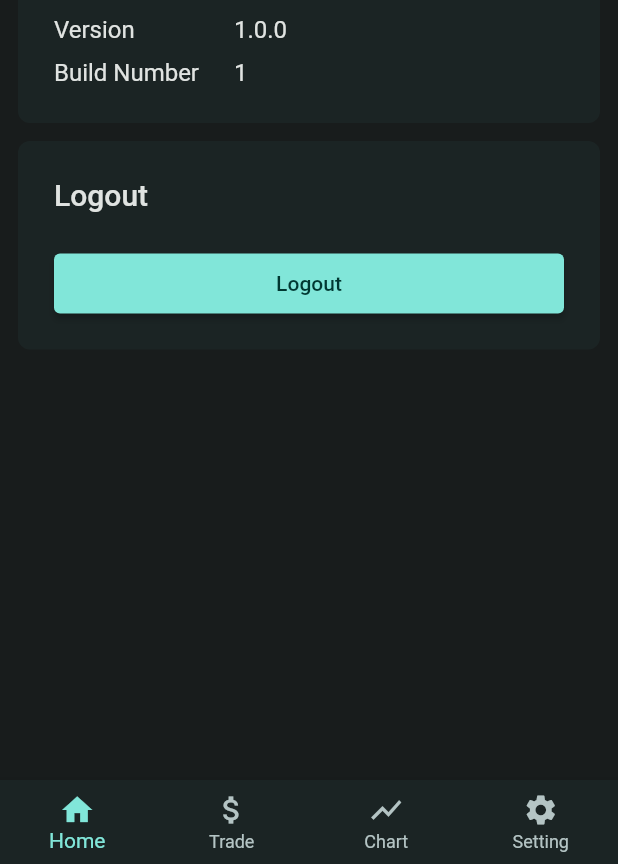
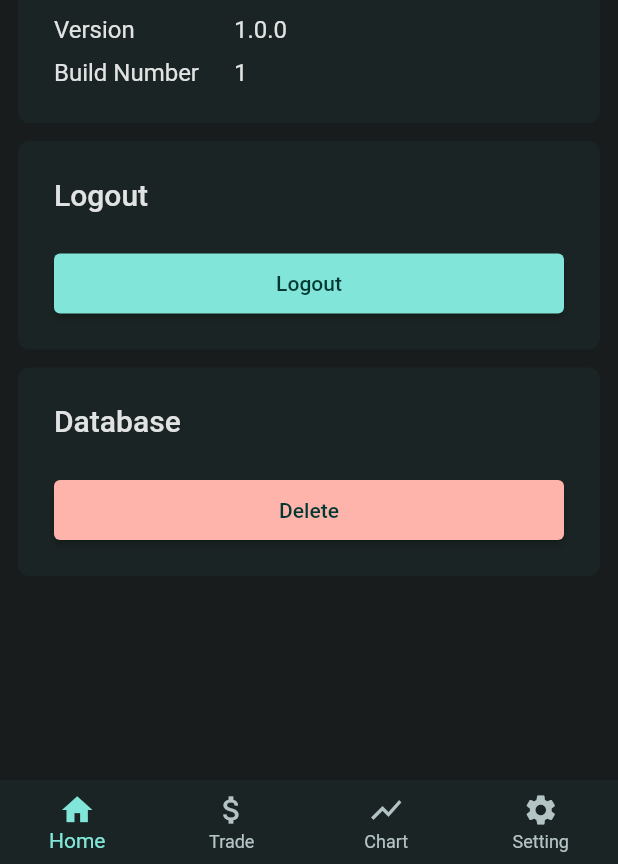
Before and after one commit to raccoon91/raccoon-investment-app, a Flutter app: the SettingScreen screen opened directly, on a phone screen of 412 x 824 dp, the part 372-1236 px from its top. Run offline on Flutter 3.47's test engine with Material 2 defaults, Android fonts, the phone set to English and light mode, and no system bars; our stand-ins replace bloc, drift, equatable, flutter_bloc, flutter_dotenv, package_info_plus and 1 more; missing offline and left inert: drift_dev, flutter_inappwebview; accounts and stored records are empty; generated files the repository leaves out were written again.

Commit message:
feat: add setting page delete database button

```diff
--- a/lib/screen/main_screen.dart
+++ b/lib/screen/main_screen.dart
@@ -1,9 +1,11 @@
 import 'package:flutter/material.dart';
 import 'package:flutter_bloc/flutter_bloc.dart';
+import 'package:raccoon_investment/bloc/chart/chart_bloc.dart';
 import 'package:raccoon_investment/bloc/favorite/favorite_bloc.dart';
 import 'package:raccoon_investment/bloc/group/group_bloc.dart';
 import 'package:raccoon_investment/bloc/navigation/navigation_cubit.dart';
 import 'package:raccoon_investment/bloc/trade/trade_bloc.dart';
+import 'package:raccoon_investment/repository/chart_repository.dart';
 import 'package:raccoon_investment/repository/favorite_repository.dart';
 import 'package:raccoon_investment/repository/group_repository.dart';
 import 'package:raccoon_investment/repository/trade_repository.dart';
@@ -37,6 +39,11 @@ class MainScreen extends StatelessWidget {
             favoriteRepository: FavoriteRepository(),
           )..add(GetsFavorite()),
         ),
+        BlocProvider(
+          create: (context) => ChartBloc(
+            chartRepository: ChartRepository(),
+          ),
+        ),
         BlocProvider(create: (_) => NavigationCubit()),
       ],
       child: BlocBuilder<NavigationCubit, NavigationState>(
--- a/lib/screen/setting_screen.dart
+++ b/lib/screen/setting_screen.dart
@@ -2,6 +2,7 @@ import 'package:flutter/material.dart';
 import 'package:flutter_bloc/flutter_bloc.dart';
 import 'package:package_info_plus/package_info_plus.dart';
 import 'package:raccoon_investment/bloc/auth/auth_bloc.dart';
+import 'package:raccoon_investment/bloc/chart/chart_bloc.dart';
 import 'package:raccoon_investment/widget/base/bottom_navigation.dart';
 
 class SettingScreen extends StatefulWidget {
@@ -39,6 +40,7 @@ class _SettingScreenState extends State<SettingScreen> {
       backgroundColor: Theme.of(context).colorScheme.background,
       bottomNavigationBar: const BottomNavigation(),
       body: SafeArea(
+        child: SingleChildScrollView(
           child: Padding(
             padding: const EdgeInsets.symmetric(vertical: 24, horizontal: 12),
             child: Column(
@@ -149,8 +151,44 @@ class _SettingScreenState extends State<SettingScreen> {
                       )
                     ],
                   ),
-              )
+                ),
+                const SizedBox(height: 12),
+                Container(
+                  padding: const EdgeInsets.all(24),
+                  decoration: BoxDecoration(
+                    color: Theme.of(context).colorScheme.surface,
+                    borderRadius: const BorderRadius.all(Radius.circular(8)),
+                  ),
+                  child: Column(
+                    crossAxisAlignment: CrossAxisAlignment.stretch,
+                    children: [
+                      Text(
+                        'Database',
+                        style: Theme.of(context).textTheme.titleLarge,
+                      ),
+                      const SizedBox(height: 28),
+                      SizedBox(
+                        height: 40,
+                        child: BlocBuilder<ChartBloc, ChartState>(
+                          builder: (context, state) {
+                            return ElevatedButton(
+                              style: ElevatedButton.styleFrom(
+                                backgroundColor:
+                                    Theme.of(context).colorScheme.error,
+                              ),
+                              child: const Text('Delete'),
+                              onPressed: () {
+                                context.read<ChartBloc>().add(DeleteChart());
+                              },
+                            );
+                          },
+                        ),
+                      ),
                     ],
+                  ),
+                ),
+              ],
+            ),
           ),
         ),
       ),
```
Lines whose indentation alone changed are shown as unchanged.
